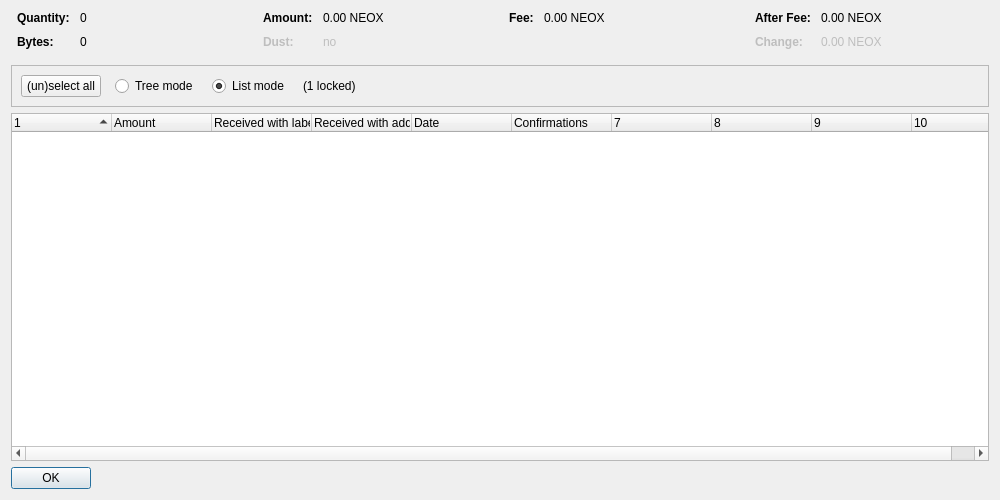
First picture: the form in src/qt/forms/coincontroldialog.ui, repository NeoxaChain/Neoxa, before the edit.
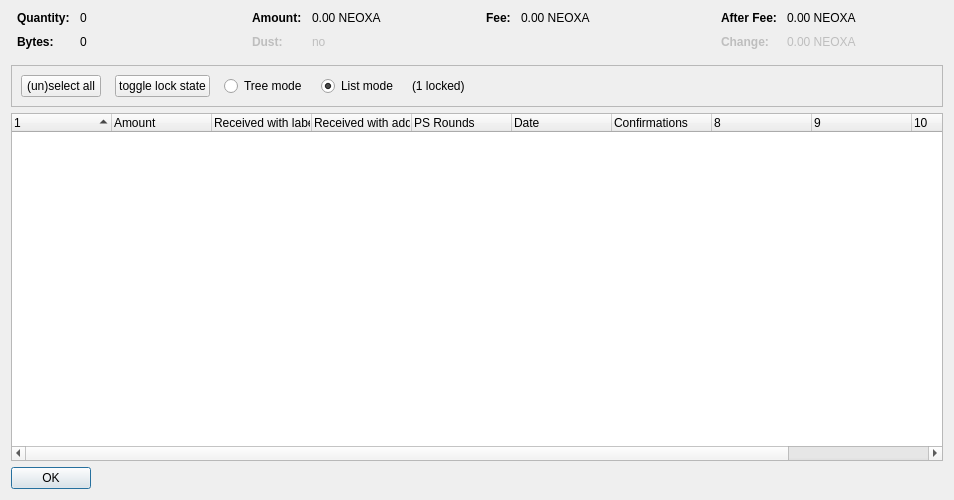
Second picture: the form after the edit. Custom widgets are drawn as their Qt base class.

```diff
--- a/src/qt/forms/coincontroldialog.ui
+++ b/src/qt/forms/coincontroldialog.ui
@@ -6,7 +6,7 @@
    <rect>
     <x>0</x>
     <y>0</y>
-    <width>1000</width>
+    <width>954</width>
     <height>500</height>
    </rect>
   </property>
@@ -132,7 +132,7 @@
           <enum>Qt::ActionsContextMenu</enum>
          </property>
          <property name="text">
-          <string notr="true">0.00 NEOX</string>
+          <string notr="true">0.00 NEOXA</string>
          </property>
          <property name="textInteractionFlags">
           <set>Qt::LinksAccessibleByMouse|Qt::TextSelectableByKeyboard|Qt::TextSelectableByMouse</set>
@@ -212,7 +212,7 @@
           <enum>Qt::ActionsContextMenu</enum>
          </property>
          <property name="text">
-          <string notr="true">0.00 NEOX</string>
+          <string notr="true">0.00 NEOXA</string>
          </property>
          <property name="textInteractionFlags">
           <set>Qt::LinksAccessibleByMouse|Qt::TextSelectableByKeyboard|Qt::TextSelectableByMouse</set>
@@ -257,7 +257,7 @@
           <enum>Qt::ActionsContextMenu</enum>
          </property>
          <property name="text">
-          <string notr="true">0.00 NEOX</string>
+          <string notr="true">0.00 NEOXA</string>
          </property>
          <property name="textInteractionFlags">
           <set>Qt::LinksAccessibleByMouse|Qt::TextSelectableByKeyboard|Qt::TextSelectableByMouse</set>
@@ -292,7 +292,7 @@
           <enum>Qt::ActionsContextMenu</enum>
          </property>
          <property name="text">
-          <string notr="true">0.00 NEOX</string>
+          <string notr="true">0.00 NEOXA</string>
          </property>
          <property name="textInteractionFlags">
           <set>Qt::LinksAccessibleByMouse|Qt::TextSelectableByKeyboard|Qt::TextSelectableByMouse</set>
@@ -319,7 +319,7 @@
      </property>
      <layout class="QHBoxLayout" name="horizontalLayout">
       <item>
-       <layout class="QHBoxLayout" name="horizontalLayoutPanel" stretch="0,0,0,0,0">
+       <layout class="QHBoxLayout" name="horizontalLayoutPanel" stretch="0,0,0,0,0,0">
         <property name="spacing">
          <number>14</number>
         </property>
@@ -339,6 +339,22 @@
           </property>
          </widget>
         </item>
+        <item>
+         <widget class="QPushButton" name="pushButtonToggleLock">
+          <property name="sizePolicy">
+           <sizepolicy hsizetype="Maximum" vsizetype="Fixed">
+            <horstretch>0</horstretch>
+            <verstretch>0</verstretch>
+           </sizepolicy>
+          </property>
+          <property name="text">
+           <string>toggle lock state</string>
+          </property>
+          <property name="autoDefault">
+           <bool>false</bool>
+          </property>
+         </widget>
+        </item>
         <item>
          <widget class="QRadioButton" name="radioTreeMode">
           <property name="sizePolicy">
@@ -402,7 +418,7 @@
       <bool>false</bool>
      </property>
      <property name="columnCount">
-      <number>10</number>
+      <number>11</number>
      </property>
      <attribute name="headerShowSortIndicator" stdset="0">
       <bool>true</bool>
@@ -430,6 +446,11 @@
        <string>Received with address</string>
       </property>
      </column>
+     <column>
+      <property name="text">
+       <string>PS Rounds</string>
+      </property>
+     </column>
      <column>
       <property name="text">
        <string>Date</string>
```
Left out of the diff: 2 changed lines with no effect on the pictures.
